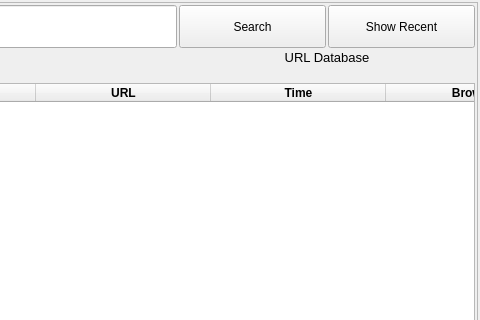
berndhs/arado, file ui/url-display.ui: the form before one commit; both pictures show x 320 to 800 and y 0 to 320 of the 800 by 548 pixel window.
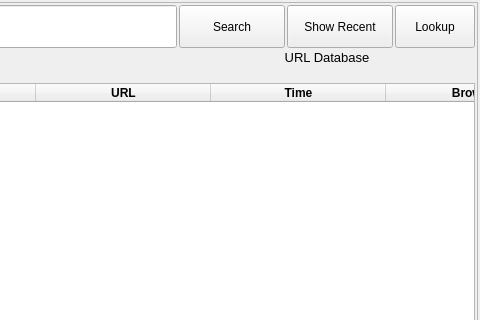
The form after the commit. Icons and pictures are not drawn.

Commit message: added crawl button.

```diff
--- a/ui/url-display.ui
+++ b/ui/url-display.ui
@@ -130,6 +130,38 @@
              </property>
             </widget>
            </item>
+           <item>
+            <widget class="QPushButton" name="crawlButton">
+             <property name="sizePolicy">
+              <sizepolicy hsizetype="Minimum" vsizetype="Fixed">
+               <horstretch>0</horstretch>
+               <verstretch>0</verstretch>
+              </sizepolicy>
+             </property>
+             <property name="minimumSize">
+              <size>
+               <width>0</width>
+               <height>43</height>
+              </size>
+             </property>
+             <property name="toolTip">
+              <string>Lookup: Crawl all selected URLs for more URLs from this context.</string>
+             </property>
+             <property name="text">
+              <string>Lookup</string>
+             </property>
+             <property name="icon">
+              <iconset resource="../arado.qrc">
+               <normaloff>:/images/wizard.png</normaloff>:/images/wizard.png</iconset>
+             </property>
+             <property name="iconSize">
+              <size>
+               <width>32</width>
+               <height>32</height>
+              </size>
+             </property>
+            </widget>
+           </item>
           </layout>
          </item>
          <item row="1" column="0">
```
The commit also changes 1 other file.
